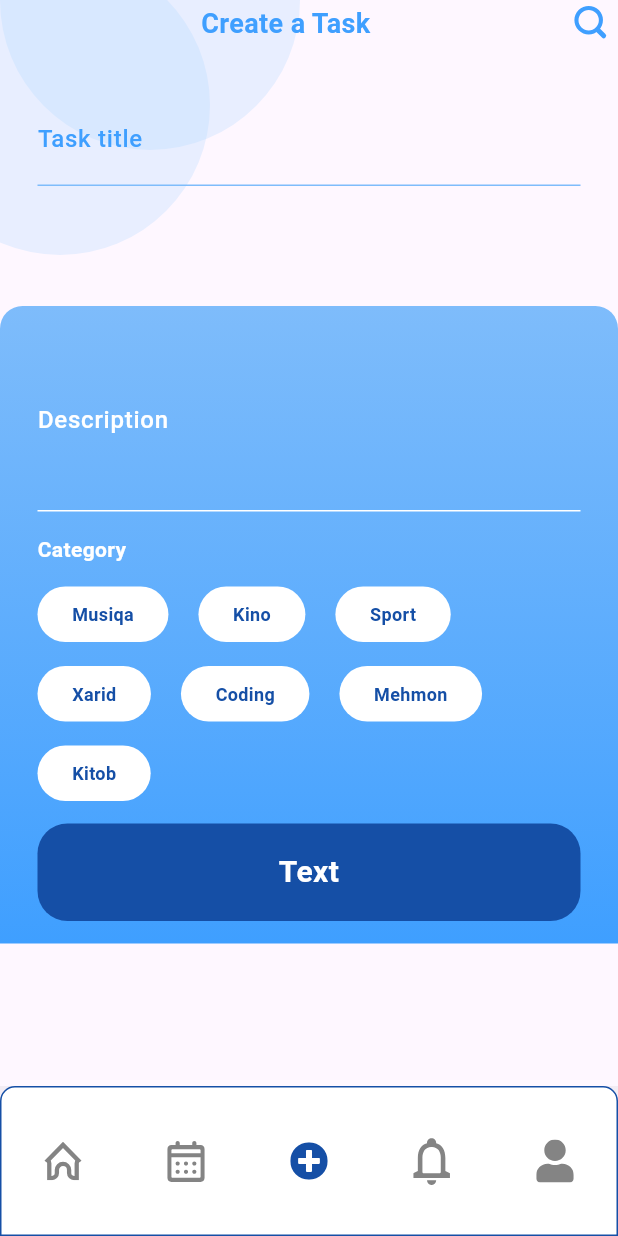
After one commit to ErkinjonYusupov/plans-mobile-application, a Flutter app: the MainPage screen opened directly, item 3 of the bottom bar chosen, on a phone screen of 412 x 824 dp. The commit adds this screen. Run offline on Flutter 3.47's test engine with Material 3 defaults, Android fonts, the phone set to English and light mode, and no system bars; our stand-ins replace flutter_svg, get, get_storage, smooth_page_indicator; accounts and stored records are empty.

Commit message:
done: Create task page

```diff
--- a/lib/config/colors.dart
+++ b/lib/config/colors.dart
@@ -3,6 +3,7 @@ import 'package:todo_app/config/imports.dart';
 class AppColors{
   static Color white=HexColor.fromHex("#FFFFFF");
   static Color blue = HexColor.fromHex("#7EBCFB");
+  static Color blue5 = HexColor.fromHex("#3F9FFF");
   static Color blue9 = HexColor.fromHex("#05425C");
   static Color blue7 = HexColor.fromHex("#154FA6");
   static Color blue3 = const Color.fromRGBO(180, 217, 255, 0.3);
--- /dev/null
+++ b/lib/config/icons.dart
@@ -0,0 +1,9 @@
+class AppIcons{
+  static String home = 'assets/icons/home.svg';
+  static String calendar = 'assets/icons/calendar.svg';
+  static String add = 'assets/icons/add.svg';
+  static String bal = 'assets/icons/bal.svg';
+  static String profile = 'assets/icons/profile.svg';
+  static String search = 'assets/icons/search.svg';
+
+}
--- a/lib/config/imports.dart
+++ b/lib/config/imports.dart
@@ -12,3 +12,13 @@ export 'package:todo_app/components/welcome/step2.dart';
 export 'package:todo_app/components/welcome/step3.dart';
 export 'package:smooth_page_indicator/smooth_page_indicator.dart';
 export 'package:todo_app/stores/welcome_controller.dart';
+export 'package:flutter_svg/flutter_svg.dart';
+export 'package:todo_app/stores/main_controller.dart';
+export 'package:todo_app/config/icons.dart';
+export 'package:todo_app/pages/calendar.dart';
+export 'package:todo_app/pages/notification.dart';
+export 'package:todo_app/pages/profile.dart';
+export 'package:get_storage/get_storage.dart';
+export 'package:todo_app/pages/splash.dart';
+export 'package:todo_app/pages/main_page.dart';
+export 'package:todo_app/pages/add_task.dart';
--- a/lib/main.dart
+++ b/lib/main.dart
@@ -1,6 +1,7 @@
+
 import 'package:todo_app/config/imports.dart';
-import 'package:todo_app/pages/splash.dart';
-void main() {
+void main() async{
+  await GetStorage.init();
   runApp(const MyApp());
 }
 
--- /dev/null
+++ b/lib/pages/add_task.dart
@@ -0,0 +1,162 @@
+import 'package:todo_app/config/imports.dart';
+import 'package:todo_app/stores/task_controller.dart';
+
+class AddTask extends StatefulWidget {
+  const AddTask({super.key});
+
+  @override
+  State<AddTask> createState() => _AddTaskState();
+}
+
+class _AddTaskState extends State<AddTask> {
+  TaskController controller = Get.put(TaskController());
+
+  @override
+  Widget build(BuildContext context) {
+    return GetBuilder<TaskController>(
+      builder: (controller) {
+        return Stack(
+          children: [
+            const Positioned(top: -100, child: CiricleContainer()),
+            const Positioned(top: -30, left: -60, child: CiricleContainer()),
+            SingleChildScrollView(
+              child: Column(
+                children: [
+                  Row(children: [
+                    const Spacer(),
+                    Text("Create a Task",
+                        style: TextStyle(
+                            color: AppColors.blue5,
+                            fontWeight: FontWeight.w600,
+                            fontSize: 18)),
+                    const Spacer(),
+                    SvgPicture.asset(AppIcons.search)
+                  ]),
+                  //task title
+                  Container(
+                    padding: const EdgeInsets.symmetric(
+                        horizontal: 25, vertical: 30),
+                    child: TextField(
+                      cursorColor: AppColors.blue5,
+                      style: TextStyle(
+                          color: AppColors.blue7,
+                          fontSize: 20,
+                          fontWeight: FontWeight.w800),
+                      decoration: InputDecoration(
+                        label: Text('Task title',
+                            style: TextStyle(
+                                fontSize: 16,
+                                fontWeight: FontWeight.w500,
+                                color: AppColors.blue5)),
+                        enabledBorder: UnderlineInputBorder(
+                            borderSide:
+                                BorderSide(color: AppColors.blue, width: 1.0)),
+                        focusedBorder: UnderlineInputBorder(
+                            borderSide:
+                                BorderSide(color: AppColors.blue, width: 2.0)),
+                      ),
+                    ),
+                  ),
+                  const SizedBox(height: 50),
+                  //task description
+                  Container(
+                    padding: const EdgeInsets.symmetric(
+                        horizontal: 25, vertical: 15),
+                    decoration: BoxDecoration(
+                        borderRadius: const BorderRadius.only(
+                            topLeft: Radius.circular(15),
+                            topRight: Radius.circular(15)),
+                        gradient: LinearGradient(
+                            begin: Alignment.topCenter,
+                            end: Alignment.bottomCenter,
+                            colors: [AppColors.blue, AppColors.blue5])),
+                    child: Column(
+                      crossAxisAlignment: CrossAxisAlignment.start,
+                      children: [
+                        TextField(
+                          maxLines: 3,
+                          cursorColor: AppColors.white,
+                          style: TextStyle(
+                              color: AppColors.white,
+                              fontSize: 20,
+                              fontWeight: FontWeight.w800),
+                          decoration: InputDecoration(
+                            label: Text(
+                              'Description',
+                              style: TextStyle(
+                                  fontSize: 16,
+                                  fontWeight: FontWeight.w500,
+                                  color: AppColors.white),
+                            ),
+                            enabledBorder: UnderlineInputBorder(
+                              borderSide: BorderSide(
+                                  color: AppColors.white, width: 1.0),
+                            ),
+                            focusedBorder: UnderlineInputBorder(
+                              borderSide: BorderSide(
+                                  color: AppColors.white, width: 2.0),
+                            ),
+                          ),
+                        ),
+                        const SizedBox(height: 15),
+                        Text("Category",
+                            style: TextStyle(
+                                color: AppColors.white,
+                                fontWeight: FontWeight.w600)),
+                        const SizedBox(height: 15),
+                        Wrap(
+                          spacing: 20,
+                          runSpacing: 16,
+                          children: List.generate(controller.catigories.length,
+                              (index) {
+                            var item = controller.catigories[index];
+                            return InkWell(
+                                onTap: () {
+                                  print('object');
+                                },
+                                child: Container(
+                                    padding: const EdgeInsets.symmetric(
+                                        horizontal: 23, vertical: 10),
+                                    decoration: BoxDecoration(
+                                        color: AppColors.white,
+                                        borderRadius:
+                                            BorderRadius.circular(20)),
+                                    child: Text(
+                                      item,
+                                      style: TextStyle(
+                                          fontSize: 12,
+                                          fontWeight: FontWeight.w700,
+                                          color: AppColors.blue7),
+                                    )));
+                          }),
+                        ),
+                        const SizedBox(height: 15),
+                        Button(onTap: () {})
+                      ],
+                    ),
+                  )
+                ],
+              ),
+            ),
+          ],
+        );
+      },
+    );
+  }
+}
+
+class CiricleContainer extends StatelessWidget {
+  const CiricleContainer({
+    super.key,
+  });
+
+  @override
+  Widget build(BuildContext context) {
+    return Container(
+      width: 200,
+      height: 200,
+      decoration: BoxDecoration(
+          color: AppColors.blue3, borderRadius: BorderRadius.circular(100)),
+    );
+  }
+}
--- /dev/null
+++ b/lib/pages/calendar.dart
@@ -0,0 +1,19 @@
+import 'package:flutter/material.dart';
+
+class CalendarPage extends StatefulWidget {
+  const CalendarPage({super.key});
+
+  @override
+  State<CalendarPage> createState() => _CalendarPageState();
+}
+
+class _CalendarPageState extends State<CalendarPage> {
+  @override
+  Widget build(BuildContext context) {
+    return Container(
+      child: Center(
+        child: Text('catalog'),
+      ),
+    );
+  }
+}
--- /dev/null
+++ b/lib/pages/main_page.dart
@@ -0,0 +1,53 @@
+import 'package:todo_app/config/imports.dart';
+
+class MainPage extends StatefulWidget {
+  const MainPage({super.key});
+
+  @override
+  State<MainPage> createState() => _MainPageState();
+}
+
+class _MainPageState extends State<MainPage> {
+  MainController controller = Get.put(MainController());
+
+  @override
+  Widget build(BuildContext context) {
+    return SafeArea(
+      child: GetBuilder<MainController>(
+        builder: (controller) {
+          return Scaffold(
+            bottomNavigationBar: BottomAppBar(
+              padding: EdgeInsets.zero,
+              height: 100,
+              child: Container(
+                decoration: BoxDecoration(
+                    color: AppColors.white,
+                    border: Border.all(color: AppColors.blue7),
+                    borderRadius: const BorderRadius.only(
+                        topLeft: Radius.circular(10),
+                        topRight: Radius.circular(10))),
+                child: Row(
+                    mainAxisAlignment: MainAxisAlignment.spaceAround,
+                    children: List.generate(controller.menus.length, (index) {
+                      var item = controller.menus[index];
+                      return InkWell(
+                          onTap: () {
+                            controller.setWidget(item['id']);
+                          },
+                          child: Padding(
+                              padding: const EdgeInsets.all(10),
+                              child: SvgPicture.asset(item['icon'],
+                                  width: 25,
+                                  color: item['id'] == controller.currentPageId
+                                      ? AppColors.blue7
+                                      : AppColors.gray6)));
+                    })),
+              ),
+            ),
+            body: controller.currentWidget(),
+          );
+        },
+      ),
+    );
+  }
+}
--- /dev/null
+++ b/lib/pages/notification.dart
@@ -0,0 +1,19 @@
+import 'package:flutter/material.dart';
+
+class NotificationPage extends StatefulWidget {
+  const NotificationPage({super.key});
+
+  @override
+  State<NotificationPage> createState() => _NotificationPageState();
+}
+
+class _NotificationPageState extends State<NotificationPage> {
+  @override
+  Widget build(BuildContext context) {
+    return Container(
+      child: Center(
+        child: Text('catalog'),
+      ),
+    );
+  }
+}
--- /dev/null
+++ b/lib/pages/profile.dart
@@ -0,0 +1,19 @@
+import 'package:flutter/material.dart';
+
+class ProfilePage extends StatefulWidget {
+  const ProfilePage({super.key});
+
+  @override
+  State<ProfilePage> createState() => _ProfilePageState();
+}
+
+class _ProfilePageState extends State<ProfilePage> {
+  @override
+  Widget build(BuildContext context) {
+    return Container(
+      child: Center(
+        child: Text('profile'),
+      ),
+    );
+  }
+}
--- a/lib/pages/splash.dart
+++ b/lib/pages/splash.dart
@@ -14,8 +14,15 @@ class _SplashState extends State<Splash> {
 
   @override
   void initState() {
-    Timer(const Duration(seconds: 3), () {
-      Get.off(() => const Welcome());
+    bool welcome = GetStorage().read('welcome')??false;
+    Timer(const Duration(seconds: 3),(){
+      if (welcome){
+        Get.off(()=>const MainPage());
+      }else{
+     Get.off(() => const Welcome());
+
+      }
+
     });
     super.initState();
   }
--- /dev/null
+++ b/lib/stores/main_controller.dart
@@ -0,0 +1,25 @@
+import 'package:todo_app/config/imports.dart';
+
+class MainController extends GetxController {
+  int currentPageId = 1;
+
+  List menus = [
+    {"id": 1, "icon": AppIcons.home, "page": const Home()},
+    {"id": 2, "icon": AppIcons.calendar, "page": const CalendarPage()},
+    {"id": 3, "icon": AppIcons.add, "page": const AddTask()},
+    {"id": 4, "icon": AppIcons.bal, "page": const NotificationPage()},
+    {"id": 5, "icon": AppIcons.profile, "page": const ProfilePage()},
+  ];
+
+  setWidget(int id) {
+    currentPageId = id;
+    update();
+  }
+
+  currentWidget() {
+    var index = menus.indexWhere((element) => element['id']==currentPageId);
+    if(index > -1){
+      return menus[index]['page'];
+    }
+  }
+}
--- /dev/null
+++ b/lib/stores/task_controller.dart
@@ -0,0 +1,33 @@
+import 'package:todo_app/config/imports.dart';
+
+class TaskController extends GetxController {
+  List<String> catigories = [
+    "Musiqa",
+    "Kino",
+    "Sport",
+    "Xarid",
+    "Coding",
+    "Mehmon",
+    "Kitob"
+  ];
+
+  List<String> hours = [];
+  List<String> minutes = [];
+
+  autoSet(int count, List list) {
+    for (var i = 0; i < count; i++) {
+      if (i < 10) {
+        list.add("0$i");
+      } else {
+        list.add(i.toString());
+      }
+    }
+  }
+
+  @override
+  void onInit() {
+    autoSet(24, hours);
+    autoSet(60, minutes);
+    super.onInit();
+  }
+}
--- a/lib/stores/welcome_controller.dart
+++ b/lib/stores/welcome_controller.dart
@@ -1,6 +1,15 @@
 import 'package:todo_app/config/imports.dart';
 
 class WelcomeController extends GetxController {
+
+  @override
+  void onInit() {
+    GetStorage().write('welcome', true);
+    super.onInit();
+  }
+
+
+
   PageController pageController = PageController(initialPage: 0);
 
   int currentPage = 0;
@@ -12,7 +21,7 @@ class WelcomeController extends GetxController {
     {"id": 4, 'name': "Alixon", "age": 33}, //3
   ];
 
-  Map newUser = {"id": 5, "name": "Polonchi", "age": 22};
+  Map<String, dynamic> newUser = {"id": 5, "name": "Polonchi", "age": 22};
 
   List<Map> newUsers = [
     {"id": 5, "name": "Polonchi", "age": 22},
@@ -69,10 +78,12 @@ class WelcomeController extends GetxController {
 
   next() {
     if (currentPage == 2) {
-      Get.off(() => const Home());
+      Get.off(() => const MainPage());
       return;
     }
     pageController.nextPage(
         duration: const Duration(milliseconds: 300), curve: Curves.ease);
   }
+
+
 }
--- a/pubspec.yaml
+++ b/pubspec.yaml
@@ -18,13 +18,13 @@ dependencies:
   path: ^1.8.3
   sqflite: ^2.3.0
   smooth_page_indicator: ^1.1.0
+  flutter_svg: ^2.0.9
+  get_storage: ^2.1.1
 
 
 dev_dependencies:
   flutter_test:
     sdk: flutter
-
-
   flutter_lints: ^2.0.0
 
 
```
Also changed, not shown: assets/icons/add.svg (added), assets/icons/bal.svg (added), assets/icons/calendar.svg (added), assets/icons/home.svg (added), assets/icons/profile.svg (added), assets/icons/search.svg (added), pubspec.lock, 1 other file.
